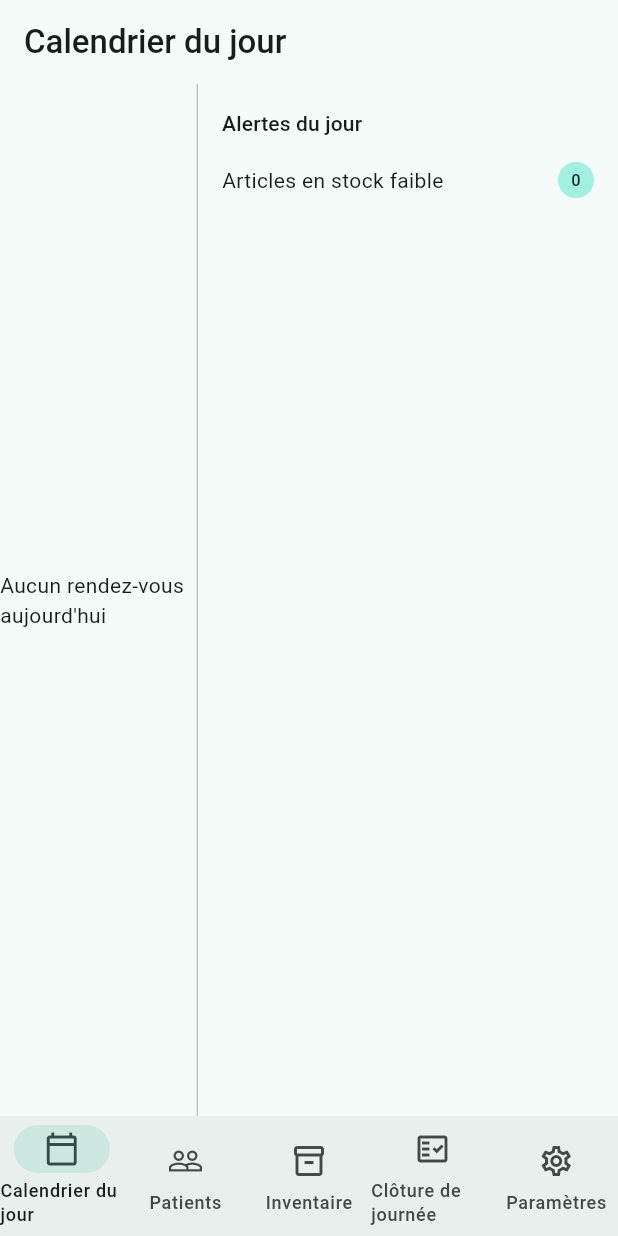
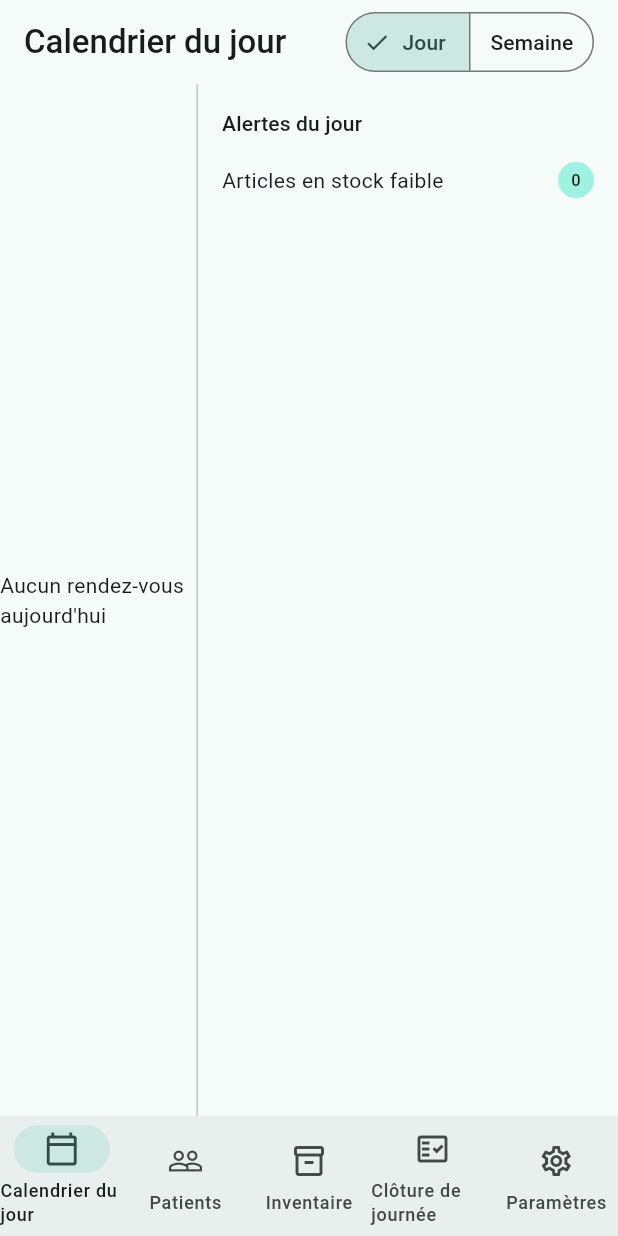
Before and after one commit to AlaaAbdelbaki/doccentral, a Flutter app: the CalendarPage screen opened by its route, on a phone screen of 412 x 824 dp. Run offline on Flutter 3.47's test engine with Material 3 defaults, Android fonts, the phone set to English and light mode, and no system bars; our stand-ins replace drift, flutter_riverpod, flutter_secure_storage, go_router, riverpod_annotation, shared_preferences and 1 more; missing offline and left inert: sqlcipher_flutter_libs; accounts and stored records are empty; generated files the repository leaves out were written again.

Commit message:
feat: Story 4.2 - Week-View Calendar
Add a Day/Week toggle to the Calendar page. Week view shows a Monday-
aligned 7-day range as a row of day columns, each listing that day's
appointments (compact time/patient/status-badge tiles), with
forward/back navigation shifting the range by 7 days. Reuses the
existing status badge visual language from Story 4.1.

Generalizes AppointmentRepository with a watchRange(start, end)
method; watchToday now delegates to it with today's bounds, so both
views share the same query path.

Co-Authored-By: Claude Sonnet 5 <noreply@anthropic.com>

```diff
--- a/lib/features/appointment/presentation/calendar_page.dart
+++ b/lib/features/appointment/presentation/calendar_page.dart
@@ -1,6 +1,9 @@
 import 'package:docentral/features/appointment/domain/appointment_record.dart';
 import 'package:docentral/features/appointment/domain/appointment_status.dart';
+import 'package:docentral/features/appointment/presentation/providers/calendar_view_mode_provider.dart';
+import 'package:docentral/features/appointment/presentation/providers/calendar_week_anchor_provider.dart';
 import 'package:docentral/features/appointment/presentation/providers/todays_appointments_provider.dart';
+import 'package:docentral/features/appointment/presentation/providers/week_appointments_provider.dart';
 import 'package:docentral/l10n/app_localizations.dart';
 import 'package:docentral/shared/design_system/app_spacing.dart';
 import 'package:flutter/material.dart';
@@ -9,7 +12,9 @@ import 'package:intl/intl.dart';
 
 part 'widgets/appointment_row.dart';
 part 'widgets/calendar_side_panel.dart';
+part 'widgets/day_view.dart';
 part 'widgets/status_badge.dart';
+part 'widgets/week_view.dart';
 
 class CalendarPage extends ConsumerWidget {
   const CalendarPage({super.key});
@@ -19,34 +24,45 @@ class CalendarPage extends ConsumerWidget {
   @override
   Widget build(BuildContext context, WidgetRef ref) {
     final AppLocalizations l10n = AppLocalizations.of(context)!;
-    final AsyncValue<List<AppointmentRecord>> appointmentsAsync = ref.watch(
-      todaysAppointmentsProvider,
+    final CalendarViewMode viewMode = ref.watch(
+      calendarViewModeControllerProvider,
     );
 
     return Scaffold(
-      appBar: AppBar(title: Text(l10n.calendarPageTitle)),
+      appBar: AppBar(
+        title: Text(l10n.calendarPageTitle),
+        actions: <Widget>[
+          Padding(
+            padding: const EdgeInsets.symmetric(horizontal: AppSpacing.md),
+            child: SegmentedButton<CalendarViewMode>(
+              segments: <ButtonSegment<CalendarViewMode>>[
+                ButtonSegment<CalendarViewMode>(
+                  value: CalendarViewMode.day,
+                  label: Text(l10n.calendarViewDay),
+                ),
+                ButtonSegment<CalendarViewMode>(
+                  value: CalendarViewMode.week,
+                  label: Text(l10n.calendarViewWeek),
+                ),
+              ],
+              selected: <CalendarViewMode>{viewMode},
+              onSelectionChanged: (Set<CalendarViewMode> selection) {
+                ref
+                    .read(calendarViewModeControllerProvider.notifier)
+                    .setMode(selection.first);
+              },
+            ),
+          ),
+        ],
+      ),
       body: Row(
         crossAxisAlignment: CrossAxisAlignment.stretch,
         children: <Widget>[
           Expanded(
-            child: appointmentsAsync.when(
-              data: (List<AppointmentRecord> appointments) {
-                if (appointments.isEmpty) {
-                  return Center(child: Text(l10n.appointmentEmptyToday));
-                }
-                return ListView.separated(
-                  padding: const EdgeInsets.all(AppSpacing.md),
-                  itemCount: appointments.length,
-                  separatorBuilder: (BuildContext context, int index) =>
-                      const SizedBox(height: AppSpacing.sm),
-                  itemBuilder: (BuildContext context, int index) =>
-                      _AppointmentRow(appointment: appointments[index]),
-                );
-              },
-              error: (Object error, StackTrace stackTrace) =>
-                  Center(child: Text('$error')),
-              loading: () => const Center(child: CircularProgressIndicator()),
-            ),
+            child: switch (viewMode) {
+              CalendarViewMode.day => const _DayView(),
+              CalendarViewMode.week => const _WeekView(),
+            },
           ),
           const VerticalDivider(width: 1),
           const SizedBox(width: _sidePanelWidth, child: _CalendarSidePanel()),
--- /dev/null
+++ b/lib/features/appointment/presentation/widgets/day_view.dart
@@ -0,0 +1,32 @@
+part of '../calendar_page.dart';
+
+class _DayView extends ConsumerWidget {
+  const _DayView();
+
+  @override
+  Widget build(BuildContext context, WidgetRef ref) {
+    final AppLocalizations l10n = AppLocalizations.of(context)!;
+    final AsyncValue<List<AppointmentRecord>> appointmentsAsync = ref.watch(
+      todaysAppointmentsProvider,
+    );
+
+    return appointmentsAsync.when(
+      data: (List<AppointmentRecord> appointments) {
+        if (appointments.isEmpty) {
+          return Center(child: Text(l10n.appointmentEmptyToday));
+        }
+        return ListView.separated(
+          padding: const EdgeInsets.all(AppSpacing.md),
+          itemCount: appointments.length,
+          separatorBuilder: (BuildContext context, int index) =>
+              const SizedBox(height: AppSpacing.sm),
+          itemBuilder: (BuildContext context, int index) =>
+              _AppointmentRow(appointment: appointments[index]),
+        );
+      },
+      error: (Object error, StackTrace stackTrace) =>
+          Center(child: Text('$error')),
+      loading: () => const Center(child: CircularProgressIndicator()),
+    );
+  }
+}
--- a/lib/l10n/app_ar.arb
+++ b/lib/l10n/app_ar.arb
@@ -84,5 +84,8 @@
   "appointmentStatusCancelled": "ملغى",
   "appointmentNoReasonNoted": "لم يتم تسجيل سبب",
   "calendarSidePanelTitle": "تنبيهات اليوم",
-  "calendarLowStockLabel": "عناصر منخفضة المخزون"
+  "calendarLowStockLabel": "عناصر منخفضة المخزون",
+  "calendarViewDay": "يوم",
+  "calendarViewWeek": "أسبوع",
+  "appointmentEmptyDayShort": "لا توجد مواعيد"
 }
--- a/lib/l10n/app_fr.arb
+++ b/lib/l10n/app_fr.arb
@@ -84,5 +84,8 @@
   "appointmentStatusCancelled": "Annulé",
   "appointmentNoReasonNoted": "Aucun motif renseigné",
   "calendarSidePanelTitle": "Alertes du jour",
-  "calendarLowStockLabel": "Articles en stock faible"
+  "calendarLowStockLabel": "Articles en stock faible",
+  "calendarViewDay": "Jour",
+  "calendarViewWeek": "Semaine",
+  "appointmentEmptyDayShort": "Aucun rendez-vous"
 }
```
Also changed, not shown: lib/features/appointment/data/appointment_repository_impl.dart (+16 -5 lines), lib/features/appointment/domain/appointment_repository.dart (+8 -0 lines), lib/features/appointment/presentation/providers/calendar_view_mode_provider.dart (added, +13 -0 lines), lib/features/appointment/presentation/providers/calendar_week_anchor_provider.dart (added, +18 -0 lines), lib/features/appointment/presentation/providers/week_appointments_provider.dart (added, +25 -0 lines), lib/features/appointment/presentation/widgets/week_view.dart (added, +166 -0 lines), lib/l10n/app_en.arb (+10 -1 lines), 7 other files.
